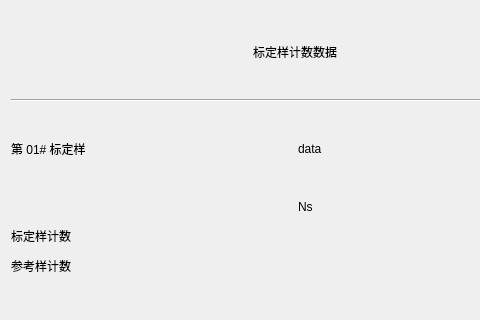
The window that showcalibratemeasurement.ui (urielyan/kairen_ok335xs) describes before a commit, drawn with Qt 5; both pictures show x 0 to 480 and y 0 to 320 of the 590 by 407 pixel window.
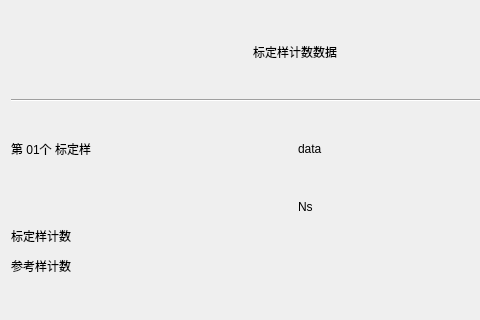
The same window after the commit.

```diff
--- a/showcalibratemeasurement.ui
+++ b/showcalibratemeasurement.ui
@@ -38,7 +38,7 @@
        <item>
         <widget class="QLabel" name="label_number">
          <property name="text">
-          <string>第 01# 标定样</string>
+          <string>第 01个 标定样</string>
          </property>
         </widget>
        </item>
```
